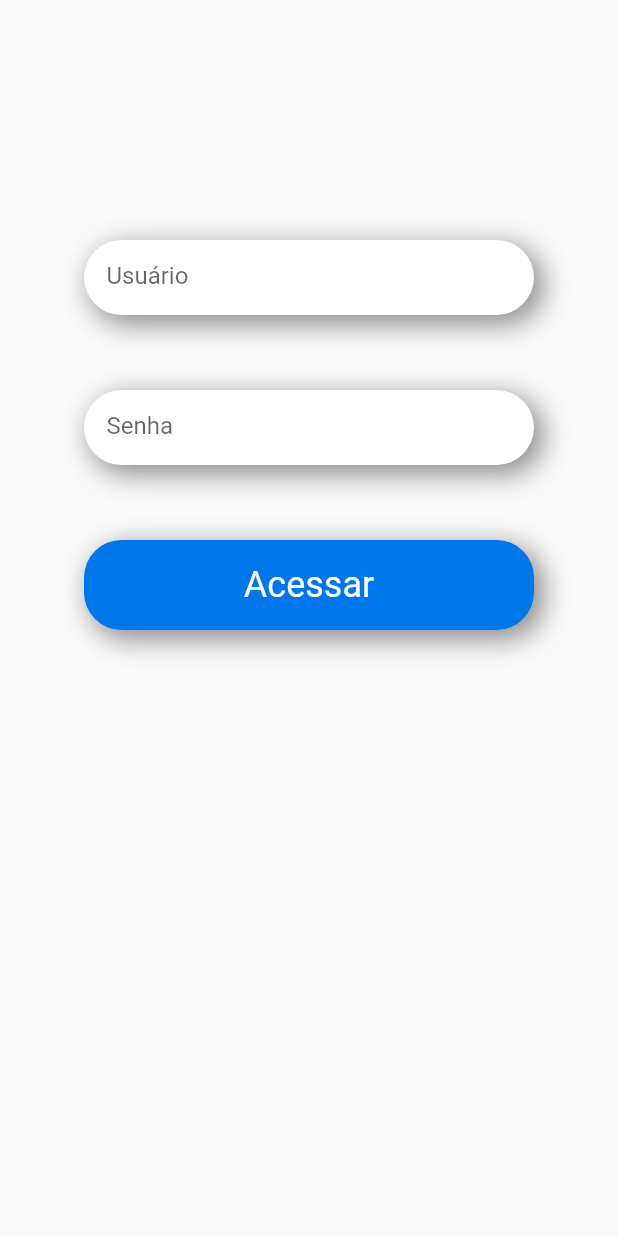
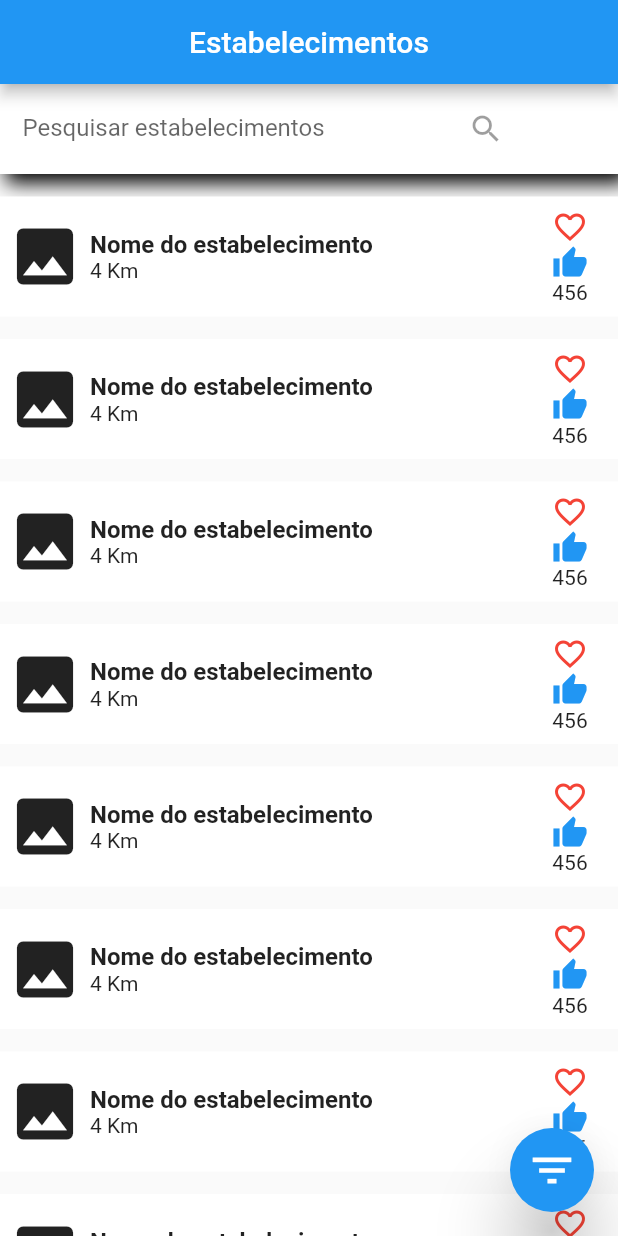
Before and after one commit to andrealonso/cardapio, a Flutter app: the screen it shows after launch, on a phone screen of 412 x 824 dp. Run offline on Flutter 3.47's test engine with Material 2 defaults, Android fonts, the phone set to English and light mode, and no system bars.

Commit message:
Criado tela Home Page

```diff
--- /dev/null
+++ b/lib/home_page.dart
@@ -0,0 +1,122 @@
+import 'package:flutter/material.dart';
+
+class HomePage extends StatelessWidget {
+  @override
+  Widget build(BuildContext context) {
+    return Scaffold(
+      appBar: AppBar(
+        title: Text('Estabelecimentos'),
+        centerTitle: true,
+      ),
+      body: Container(
+
+        child: Column(children: [
+          Container(
+            height: 60,
+            decoration: BoxDecoration(
+              color: Colors.white,
+              boxShadow: [
+                BoxShadow(
+                  color: Colors.black,
+                  blurRadius: 10.0, // has the effect of softening the shadow
+                  spreadRadius: 1.0, // has the effect of extending the shadow
+                  offset: Offset(
+                    5.0, // horizontal, move right 10
+                    5.0, // vertical, move down 10
+                  ),
+                )
+              ],
+            ),
+            child: Row(children: [
+              Container(
+                height: 50,
+                width: 300,
+                padding: EdgeInsets.only(left: 15),
+                child: TextField(
+                  decoration: InputDecoration(
+                      border: InputBorder.none,
+                      hintText: 'Pesquisar estabelecimentos'),
+                ),
+              ),
+              IconButton(icon: Icon(Icons.search), onPressed: null)
+            ]),
+          ),
+          Expanded(
+            child: ListView(
+              children: <Widget>[
+                ItemWidget(),
+                ItemWidget(),
+                ItemWidget(),
+                ItemWidget(),
+                ItemWidget(),
+                ItemWidget(),
+                ItemWidget(),
+                ItemWidget(),
+                ItemWidget(),
+                ItemWidget(),
+                ItemWidget(),
+              ],
+            ),
+          ),
+        ]),
+      ),
+      floatingActionButton: FloatingActionButton(
+        onPressed: () {
+          print('Filtrar');
+        },
+        child: Icon(
+          Icons.filter_list,
+          size: 34,
+        ),
+        elevation: 20,
+      ),
+    );
+  }
+}
+
+class ItemWidget extends StatelessWidget {
+  @override
+  Widget build(BuildContext context) {
+    return Container(
+      padding: EdgeInsets.only(
+        right: 20,
+      ),
+      color: Colors.white,
+      margin: EdgeInsets.only(top: 15),
+      child: Row(
+        mainAxisAlignment: MainAxisAlignment.spaceBetween,
+        children: <Widget>[
+          Container(
+            height: 80,
+            width: 60,
+            child: Icon(
+              Icons.photo,
+              size: 50,
+            ),
+          ),
+          Expanded(
+            child:
+                Column(crossAxisAlignment: CrossAxisAlignment.start, children: [
+              Text(
+                'Nome do estabelecimento',
+                style: TextStyle(
+                  fontSize: 16,
+                  fontWeight: FontWeight.bold,
+                ),
+              ),
+              Text('4 Km'),
+            ]),
+          ),
+          Column(children: [
+            Icon(Icons.favorite_border, color: Colors.red),
+            Icon(
+              Icons.thumb_up,
+              color: Colors.blue,
+            ),
+            Text('456'),
+          ]),
+        ],
+      ),
+    );
+  }
+}
--- a/lib/main.dart
+++ b/lib/main.dart
@@ -1,6 +1,6 @@
 import 'package:cardapio/bemvindo_page.dart';
 import 'package:flutter/material.dart';
-
+import 'home_page.dart';
 import 'login_page.dart';
 
 void main() => runApp(MyApp());
@@ -24,7 +24,7 @@ class MyApp extends StatelessWidget {
         // is not restarted.
         primarySwatch: Colors.blue,
       ),
-      home: LoginPage(),
+      home: HomePage(),
     );
   }
 }
```
